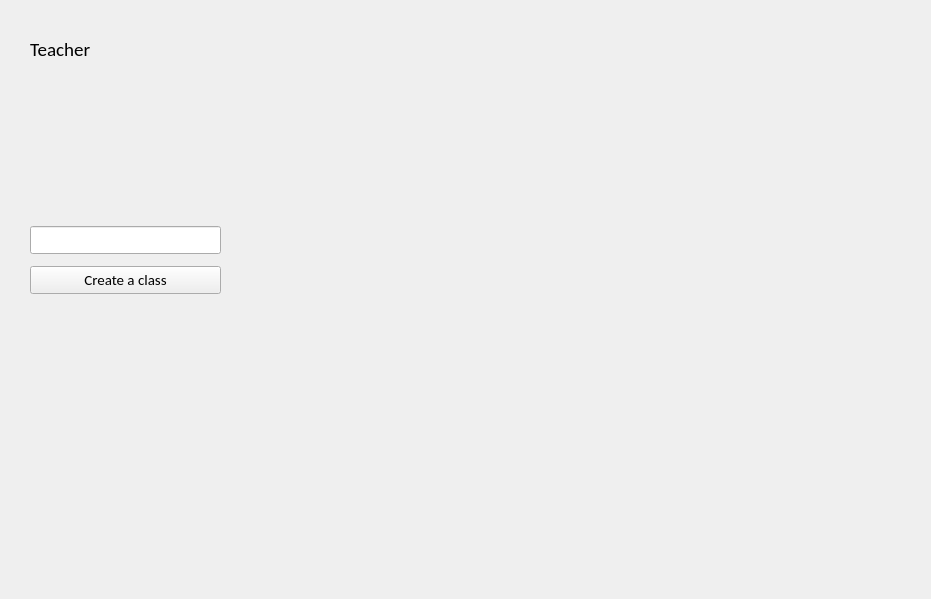
First picture: the form in studyProject/teacherwindow.ui, repository fenrirm/study_project, before the edit.
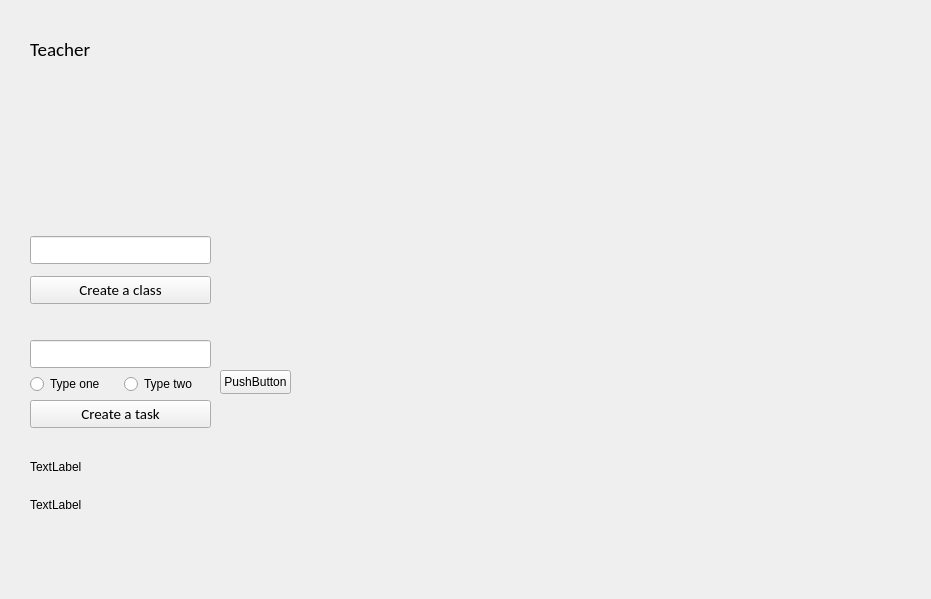
Second picture: the form after the edit. Icons and pictures are not drawn.

What changed in the file:
```diff
--- a/studyProject/teacherwindow.ui
+++ b/studyProject/teacherwindow.ui
@@ -24,8 +24,8 @@
     <property name="geometry">
      <rect>
       <x>30</x>
-      <y>220</y>
-      <width>191</width>
+      <y>230</y>
+      <width>181</width>
       <height>81</height>
      </rect>
     </property>
@@ -119,6 +119,98 @@
      </item>
     </layout>
    </widget>
+   <widget class="QWidget" name="layoutWidget_2">
+    <property name="geometry">
+     <rect>
+      <x>30</x>
+      <y>340</y>
+      <width>181</width>
+      <height>90</height>
+     </rect>
+    </property>
+    <layout class="QVBoxLayout" name="verticalLayout_3">
+     <item>
+      <widget class="QLineEdit" name="nameClassLine_2">
+       <property name="font">
+        <font>
+         <family>Calibri</family>
+         <pointsize>11</pointsize>
+        </font>
+       </property>
+      </widget>
+     </item>
+     <item>
+      <layout class="QHBoxLayout" name="horizontalLayout">
+       <item>
+        <widget class="QRadioButton" name="radioButton_2">
+         <property name="text">
+          <string>Type one</string>
+         </property>
+        </widget>
+       </item>
+       <item>
+        <widget class="QRadioButton" name="radioButton">
+         <property name="text">
+          <string>Type two</string>
+         </property>
+        </widget>
+       </item>
+      </layout>
+     </item>
+     <item>
+      <widget class="QPushButton" name="createClass_2">
+       <property name="font">
+        <font>
+         <family>Calibri</family>
+         <pointsize>11</pointsize>
+        </font>
+       </property>
+       <property name="text">
+        <string>Create a task</string>
+       </property>
+      </widget>
+     </item>
+    </layout>
+   </widget>
+   <widget class="QPushButton" name="pushButton">
+    <property name="geometry">
+     <rect>
+      <x>220</x>
+      <y>370</y>
+      <width>71</width>
+      <height>24</height>
+     </rect>
+    </property>
+    <property name="text">
+     <string>PushButton</string>
+    </property>
+   </widget>
+   <widget class="QWidget" name="">
+    <property name="geometry">
+     <rect>
+      <x>30</x>
+      <y>450</y>
+      <width>291</width>
+      <height>71</height>
+     </rect>
+    </property>
+    <layout class="QVBoxLayout" name="verticalLayout_4">
+     <item>
+      <widget class="QLabel" name="label">
+       <property name="text">
+        <string>TextLabel</string>
+       </property>
+      </widget>
+     </item>
+     <item>
+      <widget class="QLabel" name="label_2">
+       <property name="text">
+        <string>TextLabel</string>
+       </property>
+      </widget>
+     </item>
+    </layout>
+   </widget>
   </widget>
  </widget>
  <resources/>
```
